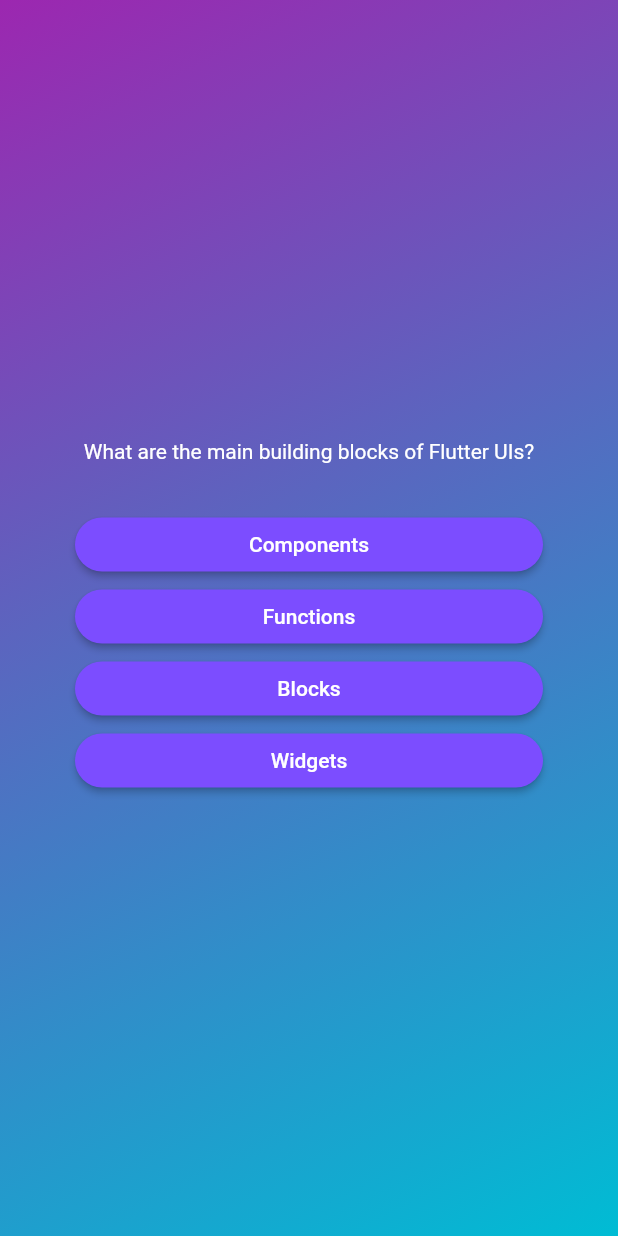
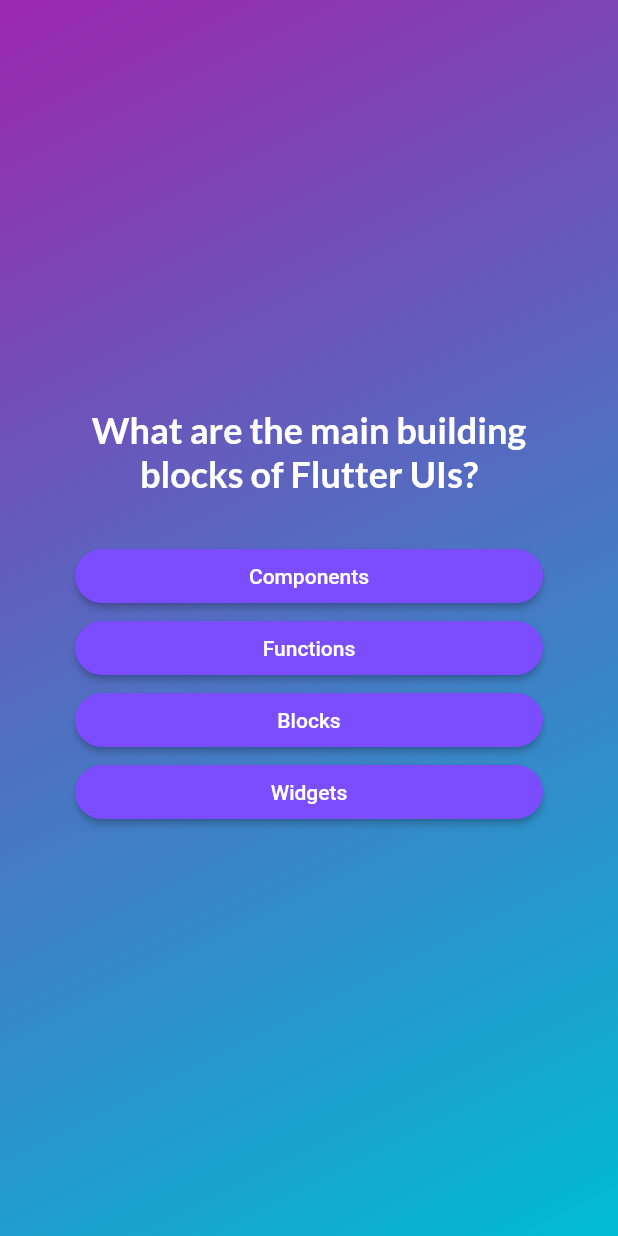
Before and after one commit to ElbertNatan/Flutter-App-Quiz, a Flutter app: the screen it shows after launch, after a tap on "Start", on a phone screen of 412 x 824 dp. Run offline on Flutter 3.47's test engine with Material 2 defaults, Android fonts, the phone set to English and light mode, and no system bars; our stand-ins replace google_fonts; missing offline and left inert: dart:ffi.

Commit message:
- inserindo e mudando fonte

```diff
--- a/quiz_app/lib/answer_button.dart
+++ b/quiz_app/lib/answer_button.dart
@@ -16,6 +16,6 @@ class AnswerButton extends StatelessWidget {
             foregroundColor: Colors.white,
             shape: RoundedRectangleBorder(
                 borderRadius: BorderRadius.circular(40))),
-        child: Text(answer));
+        child: Text(answer, textAlign: TextAlign.center));
   }
 }
--- a/quiz_app/lib/questions_screen.dart
+++ b/quiz_app/lib/questions_screen.dart
@@ -1,6 +1,8 @@
 import 'package:flutter/material.dart';
+import 'package:google_fonts/google_fonts.dart';
 import 'package:quiz_app/answer_button.dart';
 import 'package:quiz_app/data/questions.dart';
+
 
 class QuestionScreen extends StatefulWidget {
   const QuestionScreen({super.key});
@@ -33,7 +35,9 @@ class _QuestionScreenState extends State<QuestionScreen> {
               children: [
                 Text(
                   currentQuestion.text,
-                  style: const TextStyle(color: Colors.white),
+                  style: GoogleFonts.lato(color: Colors.white,
+                      fontSize: 24,
+                      fontWeight: FontWeight.bold),
                   textAlign: TextAlign.center,
                 ),
                 const SizedBox(height: 30),
--- a/quiz_app/pubspec.yaml
+++ b/quiz_app/pubspec.yaml
@@ -35,6 +35,7 @@ dependencies:
   # The following adds the Cupertino Icons font to your application.
   # Use with the CupertinoIcons class for iOS style icons.
   cupertino_icons: ^1.0.2
+  google_fonts: ^5.1.0
 
 dev_dependencies:
   flutter_test:
```
Also changed, not shown: quiz_app/pubspec.lock, 1 other file.
